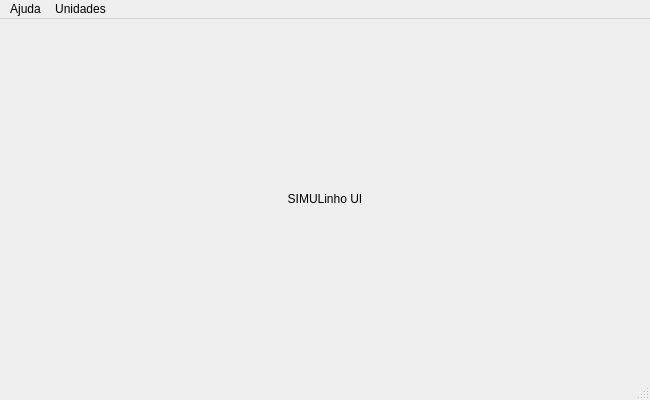
Before: the Qt Designer form SIMULinho_UI/simulinho.ui in RISCuinho/SIMULinho, drawn with Qt 5.
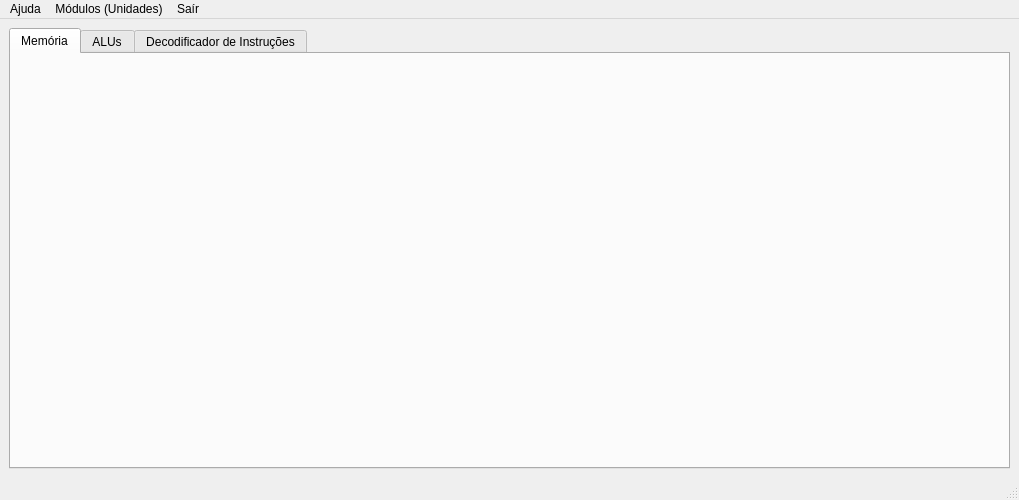
After: the same form once the commit is applied.

```diff
--- a/SIMULinho_UI/simulinho.ui
+++ b/SIMULinho_UI/simulinho.ui
@@ -6,8 +6,8 @@
    <rect>
     <x>0</x>
     <y>0</y>
-    <width>650</width>
-    <height>400</height>
+    <width>1019</width>
+    <height>500</height>
    </rect>
   </property>
   <property name="windowTitle">
@@ -16,13 +16,25 @@
   <widget class="QWidget" name="centralwidget">
    <layout class="QHBoxLayout" name="horizontalLayout">
     <item>
-     <widget class="QLabel" name="initialLabel">
-      <property name="text">
-       <string>SIMULinho UI</string>
+     <widget class="QTabWidget" name="tabWidget">
+      <property name="currentIndex">
+       <number>0</number>
       </property>
-      <property name="alignment">
-       <set>Qt::AlignCenter</set>
-      </property>
+      <widget class="QWidget" name="tabMemoria">
+       <attribute name="title">
+        <string>Memória</string>
+       </attribute>
+      </widget>
+      <widget class="QWidget" name="tabAlu">
+       <attribute name="title">
+        <string>ALUs</string>
+       </attribute>
+      </widget>
+      <widget class="QWidget" name="tabDecodificadorDeInstrucoes">
+       <attribute name="title">
+        <string>Decodificador de Instruções</string>
+       </attribute>
+      </widget>
      </widget>
     </item>
    </layout>
@@ -32,8 +44,8 @@
     <rect>
      <x>0</x>
      <y>0</y>
-     <width>650</width>
-     <height>20</height>
+     <width>1019</width>
+     <height>22</height>
     </rect>
    </property>
    <widget class="QMenu" name="menuAjuda">
@@ -44,15 +56,21 @@
    </widget>
    <widget class="QMenu" name="menuUnidades">
     <property name="title">
-     <string>Unidades</string>
+     <string>Módulos (Unidades)</string>
     </property>
     <addaction name="actionRegistradores"/>
     <addaction name="actionDecodificador_de_Instru_o"/>
     <addaction name="actionALU_Integer"/>
     <addaction name="actionData_Base_Control_Unit_DBCu"/>
    </widget>
+   <widget class="QMenu" name="menuSa_r">
+    <property name="title">
+     <string>Saír</string>
+    </property>
+   </widget>
    <addaction name="menuAjuda"/>
    <addaction name="menuUnidades"/>
+   <addaction name="menuSa_r"/>
   </widget>
   <widget class="QStatusBar" name="statusbar"/>
   <action name="actionSobre">
```
Left out of the diff: 21 changed lines with no effect on the pictures.
